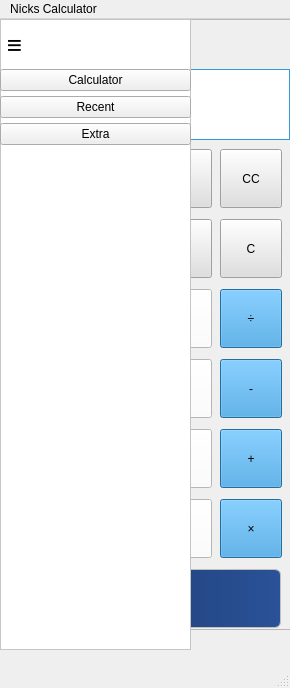
First picture: the form in mainwindow.ui, repository Nicholas127k/CalculatorChallenge, before the edit.
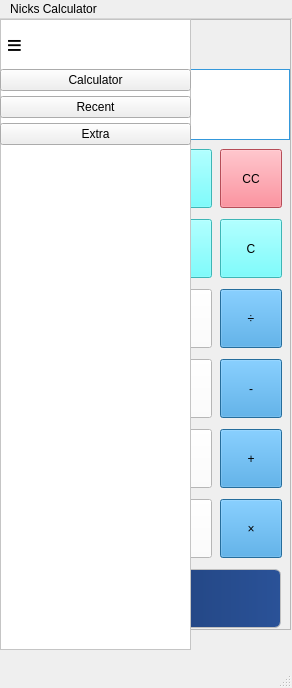
Second picture: the form after the edit.

Commit message: Redoing Colors

Patch:
```diff
--- a/mainwindow.ui
+++ b/mainwindow.ui
@@ -6,7 +6,7 @@
    <rect>
     <x>0</x>
     <y>0</y>
-    <width>290</width>
+    <width>292</width>
     <height>688</height>
    </rect>
   </property>
@@ -273,7 +273,7 @@
      </size>
     </property>
     <property name="styleSheet">
-     <string notr="true">background-color: rgb(223, 223, 223);
+     <string notr="true">background-color: rgb(85, 255, 255);
 color: black; </string>
     </property>
     <property name="text">
@@ -302,7 +302,7 @@
      </size>
     </property>
     <property name="styleSheet">
-     <string notr="true">background-color: rgb(223, 223, 223);
+     <string notr="true">background-color: rgb(85, 255, 255);
 color: black; </string>
     </property>
     <property name="text">
@@ -1168,7 +1168,7 @@
      </size>
     </property>
     <property name="styleSheet">
-     <string notr="true">background-color: rgb(223, 223, 223);
+     <string notr="true">background-color: rgb(255, 108, 123);
 color: black; </string>
     </property>
     <property name="text">
@@ -1197,7 +1197,7 @@
      </size>
     </property>
     <property name="styleSheet">
-     <string notr="true">background-color: rgb(223, 223, 223);
+     <string notr="true">background-color: rgb(85, 255, 255);
 color: black; </string>
     </property>
     <property name="text">
@@ -1320,7 +1320,7 @@
     <rect>
      <x>0</x>
      <y>0</y>
-     <width>290</width>
+     <width>292</width>
      <height>26</height>
     </rect>
    </property>
```
Left out of the diff: 10 changed lines with no effect on the pictures. The commit also changes 4 other files.
